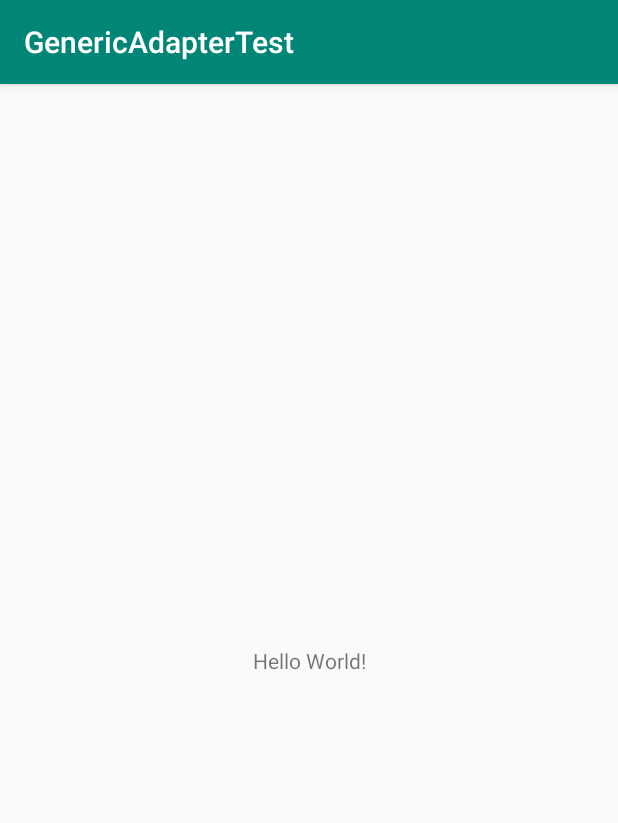
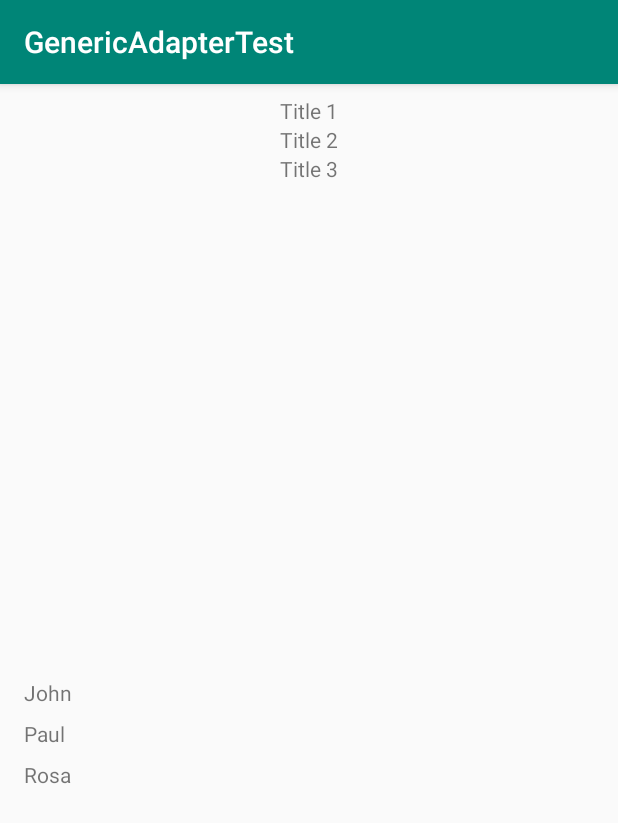
Before and after one commit to emtt/GenericAdapter, an Android app: the screen it shows after launch (MainActivity), on a phone screen of 412 x 824 dp. Shown: the top 823 px of the screen. Run offline under Robolectric (Android 15) with nearby library versions, the phone set to English and light mode, and no system bars; our stand-ins replace data binding.

Commit message:
App example

```diff
--- a/app/build.gradle
+++ b/app/build.gradle
@@ -10,6 +10,9 @@ android {
         versionCode 1
         versionName "1.0"
         testInstrumentationRunner "android.support.test.runner.AndroidJUnitRunner"
+    }
+    dataBinding {
+        enabled = true
     }
     buildTypes {
         release {
@@ -26,4 +29,6 @@ dependencies {
     testImplementation 'junit:junit:4.12'
     androidTestImplementation 'com.android.support.test:runner:1.0.2'
     androidTestImplementation 'com.android.support.test.espresso:espresso-core:3.0.2'
+
+    implementation 'com.github.emtt:GenericAdapter:v0.72'
 }
--- a/app/src/main/java/mobilize/mx/genericadaptertest/MainActivity.java
+++ b/app/src/main/java/mobilize/mx/genericadaptertest/MainActivity.java
@@ -2,12 +2,111 @@ package mobilize.mx.genericadaptertest;
 
 import android.support.v7.app.AppCompatActivity;
 import android.os.Bundle;
+import android.support.v7.widget.LinearLayoutManager;
+import android.support.v7.widget.RecyclerView;
+import android.util.Log;
 
-public class MainActivity extends AppCompatActivity {
+import java.util.ArrayList;
+import java.util.List;
+
+import mobilize.mx.genericadapter.Adapter;
+import mobilize.mx.genericadapter.ItemListener;
+import mobilize.mx.genericadaptertest.model.Person;
+import mobilize.mx.genericadaptertest.model.Posts;
+
+public class MainActivity extends AppCompatActivity implements ItemListener {
+    private List<Posts> postsList = new ArrayList<>();
+    private List<Person> personList = new ArrayList<>();
+    private Adapter adapter;
+    private Adapter adapterPersons;
+    private RecyclerView rvPosts;
+    private RecyclerView rvPersons;
 
     @Override
     protected void onCreate(Bundle savedInstanceState) {
         super.onCreate(savedInstanceState);
         setContentView(R.layout.activity_main);
+        populateData();
+        setUpRecycler();
+    }
+
+    private void setUpRecycler() {
+        rvPosts = findViewById(R.id.rvPosts);
+        rvPersons = findViewById(R.id.rvPersons);
+
+        RecyclerView.LayoutManager layoutManager = new LinearLayoutManager(this);
+        rvPosts.setLayoutManager(layoutManager);
+
+        RecyclerView.LayoutManager layoutManager1 = new LinearLayoutManager(this);
+        rvPersons.setLayoutManager(layoutManager1);
+        /**
+         * You can set up the adapter for (Post)"model":
+         */
+        adapter = new Adapter<>(postsList, R.layout.item_post, this, BR.model);
+        rvPosts.setAdapter(adapter);
+
+        /**
+         * or Persons
+         */
+        adapterPersons = new Adapter<>(personList, R.layout.item_person, this, BR.person);
+        rvPersons.setAdapter(adapterPersons);
+
+    }
+
+    private void populateData() {
+        populatePersons();
+        populatePosts();
+    }
+
+    private void populatePersons() {
+        Person person1 = new Person();
+        person1.setAge(18);
+        person1.setName("John");
+
+        Person person2 = new Person();
+        person2.setAge(36);
+        person2.setName("Paul");
+
+        Person person3 = new Person();
+        person3.setAge(24);
+        person3.setName("Rosa");
+
+        personList.add(person1);
+        personList.add(person2);
+        personList.add(person3);
+    }
+
+    private void populatePosts() {
+        Posts post1 = new Posts();
+        post1.setId(1);
+        post1.setTitle("Title 1");
+        Posts post2 = new Posts();
+        post2.setId(2);
+        post2.setTitle("Title 2");
+        Posts post3 = new Posts();
+        post3.setId(3);
+        post3.setTitle("Title 3");
+
+        postsList.add(post1);
+        postsList.add(post2);
+        postsList.add(post3);
+    }
+
+    /**
+     * Implements onClick from Adapter Interface.
+     *
+     * @param model
+     */
+    @Override
+    public void onClick(Object model) {
+        /**
+         * What kind of model expect you receive in this method?
+         * According to the type of model you're passing to the adapter it's the type that you receiving here:
+         */
+        if (model instanceof Posts) {
+            Log.d("MainActivity", "Post: " + ((Posts) model).id + " - " + ((Posts) model).title);
+        } else if (model instanceof Person) {
+            Log.d("MainActivity", "Person: " + ((Person) model).Name + " - " + ((Person) model).Age);
+        }
     }
 }
--- /dev/null
+++ b/app/src/main/java/mobilize/mx/genericadaptertest/model/Person.java
@@ -0,0 +1,22 @@
+package mobilize.mx.genericadaptertest.model;
+
+public class Person {
+    public String Name;
+    public int Age;
+
+    public String getName() {
+        return Name;
+    }
+
+    public void setName(String name) {
+        Name = name;
+    }
+
+    public int getAge() {
+        return Age;
+    }
+
+    public void setAge(int age) {
+        Age = age;
+    }
+}
--- /dev/null
+++ b/app/src/main/java/mobilize/mx/genericadaptertest/model/Posts.java
@@ -0,0 +1,80 @@
+package mobilize.mx.genericadaptertest.model;
+
+import android.os.Parcel;
+import android.os.Parcelable;
+
+public class Posts implements Parcelable{
+
+
+    public String body;
+    public String title;
+    public int id;
+    public int userId;
+
+    public String getBody() {
+        return body;
+    }
+
+    public void setBody(String body) {
+        this.body = body;
+    }
+
+    public String getTitle() {
+        return title;
+    }
+
+    public void setTitle(String title) {
+        this.title = title;
+    }
+
+    public int getId() {
+        return id;
+    }
+
+    public void setId(int id) {
+        this.id = id;
+    }
+
+    public int getUserId() {
+        return userId;
+    }
+
+    public void setUserId(int userId) {
+        this.userId = userId;
+    }
+
+    @Override
+    public int describeContents() {
+        return 0;
+    }
+
+    @Override
+    public void writeToParcel(Parcel dest, int flags) {
+        dest.writeString(this.body);
+        dest.writeString(this.title);
+        dest.writeInt(this.id);
+        dest.writeInt(this.userId);
+    }
+
+    public Posts() {
+    }
+
+    protected Posts(Parcel in) {
+        this.body = in.readString();
+        this.title = in.readString();
+        this.id = in.readInt();
+        this.userId = in.readInt();
+    }
+
+    public static final Creator<Posts> CREATOR = new Creator<Posts>() {
+        @Override
+        public Posts createFromParcel(Parcel source) {
+            return new Posts(source);
+        }
+
+        @Override
+        public Posts[] newArray(int size) {
+            return new Posts[size];
+        }
+    };
+}
--- a/app/src/main/res/layout/activity_main.xml
+++ b/app/src/main/res/layout/activity_main.xml
@@ -6,13 +6,30 @@
     android:layout_height="match_parent"
     tools:context=".MainActivity">
 
-    <TextView
-        android:layout_width="wrap_content"
-        android:layout_height="wrap_content"
-        android:text="Hello World!"
-        app:layout_constraintBottom_toBottomOf="parent"
-        app:layout_constraintLeft_toLeftOf="parent"
-        app:layout_constraintRight_toRightOf="parent"
+    <android.support.v7.widget.RecyclerView
+        android:id="@+id/rvPosts"
+        android:layout_width="match_parent"
+        android:layout_height="353dp"
+        android:layout_marginStart="8dp"
+        android:layout_marginTop="8dp"
+        android:layout_marginEnd="8dp"
+        android:clipToPadding="false"
+        app:layout_constraintEnd_toEndOf="parent"
+        app:layout_constraintStart_toStartOf="parent"
         app:layout_constraintTop_toTopOf="parent" />
 
+    <android.support.v7.widget.RecyclerView
+        android:id="@+id/rvPersons"
+        android:layout_width="match_parent"
+        android:layout_height="354dp"
+        android:layout_marginStart="8dp"
+        android:layout_marginTop="8dp"
+        android:layout_marginEnd="8dp"
+        android:layout_marginBottom="8dp"
+        android:clipToPadding="false"
+        app:layout_constraintBottom_toBottomOf="parent"
+        app:layout_constraintEnd_toEndOf="parent"
+        app:layout_constraintStart_toStartOf="parent"
+        app:layout_constraintTop_toBottomOf="@+id/rvPosts" />
+
 </android.support.constraint.ConstraintLayout>
--- /dev/null
+++ b/app/src/main/res/layout/item_person.xml
@@ -0,0 +1,31 @@
+<?xml version="1.0" encoding="utf-8"?>
+<layout xmlns:android="http://schemas.android.com/apk/res/android"
+    xmlns:app="http://schemas.android.com/apk/res-auto"
+    xmlns:tools="http://schemas.android.com/tools">
+
+    <data>
+
+        <variable
+            name="person"
+            type="mobilize.mx.genericadaptertest.model.Person" />
+
+    </data>
+
+    <android.support.constraint.ConstraintLayout
+        android:layout_width="match_parent"
+        android:layout_height="wrap_content">
+
+        <TextView
+            android:id="@+id/txtPerson"
+            android:layout_width="match_parent"
+            android:layout_height="wrap_content"
+            android:layout_marginStart="8dp"
+            android:layout_marginTop="8dp"
+            android:layout_marginEnd="8dp"
+            app:layout_constraintEnd_toEndOf="parent"
+            app:layout_constraintStart_toStartOf="parent"
+            app:layout_constraintTop_toTopOf="parent"
+            android:text="@{person.name}" />
+
+    </android.support.constraint.ConstraintLayout>
+</layout>
--- /dev/null
+++ b/app/src/main/res/layout/item_post.xml
@@ -0,0 +1,28 @@
+<?xml version="1.0" encoding="utf-8"?>
+<layout xmlns:android="http://schemas.android.com/apk/res/android"
+    xmlns:app="http://schemas.android.com/apk/res-auto"
+    xmlns:tools="http://schemas.android.com/tools">
+
+    <data>
+
+        <variable
+            name="model"
+            type="mobilize.mx.genericadaptertest.model.Posts" />
+
+    </data>
+
+    <android.support.constraint.ConstraintLayout
+        android:layout_width="match_parent"
+        android:layout_height="wrap_content">
+
+        <TextView
+            android:id="@+id/txtTitle"
+            android:layout_width="wrap_content"
+            android:layout_height="wrap_content"
+
+            app:layout_constraintEnd_toEndOf="parent"
+            app:layout_constraintStart_toStartOf="parent"
+            app:layout_constraintTop_toTopOf="parent"
+            android:text="@{model.title}" />
+    </android.support.constraint.ConstraintLayout>
+</layout>
```
